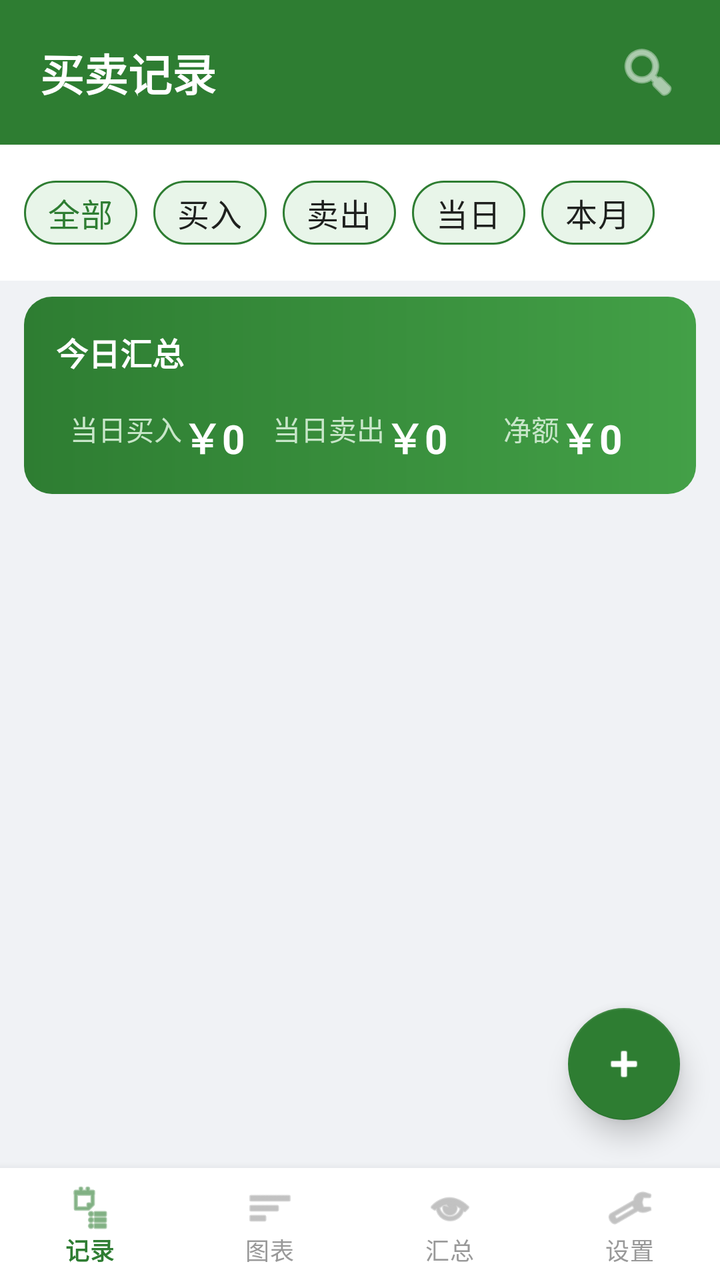
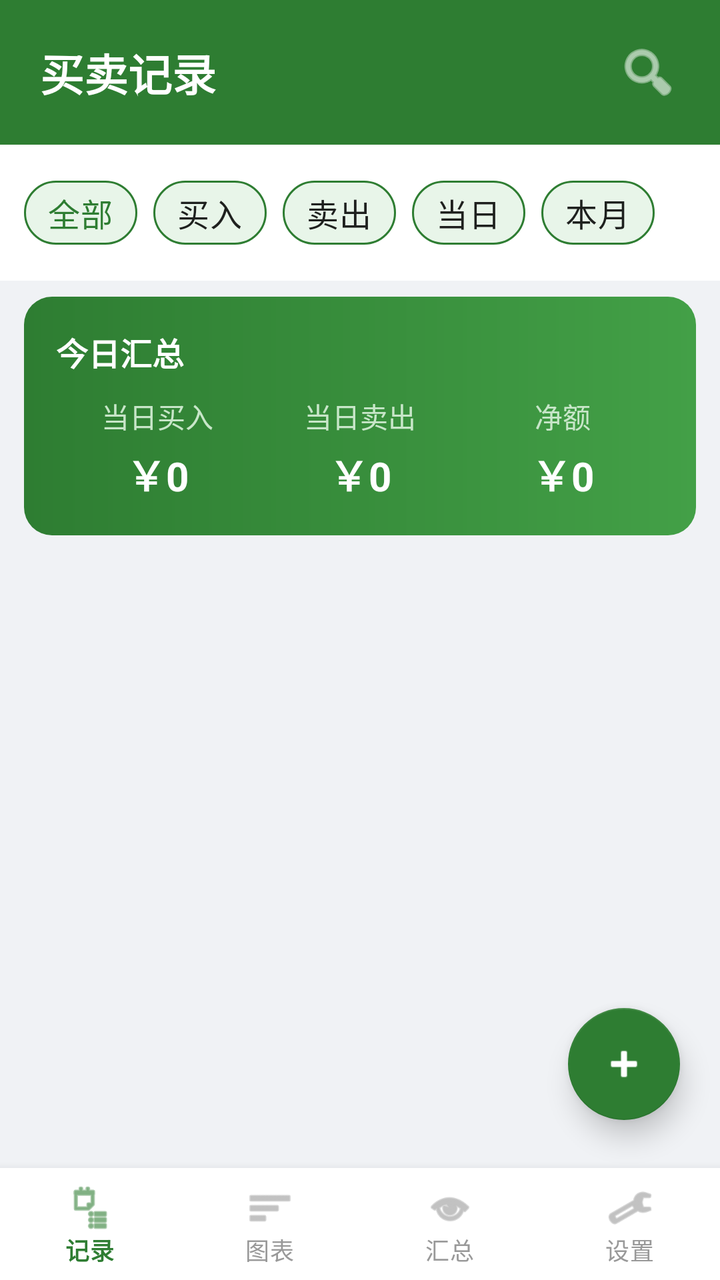

Two renders of the same Android screen: before a commit and after it. Below are the layout's source before the change and the commit's diff.
<!-- AndroidManifest.xml: application theme Theme.FarmTrade -->
<!-- res/layout/activity_record_list.xml -->
<?xml version="1.0" encoding="utf-8"?>
<androidx.coordinatorlayout.widget.CoordinatorLayout
    xmlns:android="http://schemas.android.com/apk/res/android"
    xmlns:app="http://schemas.android.com/apk/res-auto"
    xmlns:tools="http://schemas.android.com/tools"
    android:layout_width="match_parent"
    android:layout_height="match_parent"
    android:background="#f0f2f5">

    
    <LinearLayout
        android:layout_width="match_parent"
        android:layout_height="match_parent"
        android:orientation="vertical">

        
        <LinearLayout
            android:layout_width="match_parent"
            android:layout_height="wrap_content"
            android:orientation="horizontal"
            android:gravity="center_vertical"
            android:background="#2e7d32"
            android:paddingTop="20dp"
            android:paddingBottom="20dp"
            android:paddingStart="20dp"
            android:paddingEnd="20dp">

            <TextView
                android:layout_width="0dp"
                android:layout_height="wrap_content"
                android:layout_weight="1"
                android:text="买卖记录"
                android:textColor="#ffffff"
                android:textSize="22sp"
                android:textStyle="bold" />

            <ImageView
                android:id="@+id/ivSearch"
                android:layout_width="32dp"
                android:layout_height="32dp"
                android:src="@android:drawable/ic_menu_search"
                android:contentDescription="搜索"
                app:tint="#ffffff" />
        </LinearLayout>

        
        <HorizontalScrollView
            android:layout_width="match_parent"
            android:layout_height="wrap_content"
            android:scrollbars="none"
            android:background="#ffffff"
            android:paddingTop="10dp"
            android:paddingBottom="10dp">

            <com.google.android.material.chip.ChipGroup
                android:id="@+id/chipGroupFilter"
                android:layout_width="wrap_content"
                android:layout_height="wrap_content"
                app:singleSelection="true"
                app:selectionRequired="true"
                android:paddingStart="12dp"
                android:paddingEnd="12dp">

                <com.google.android.material.chip.Chip
                    android:id="@+id/chipAll"
                    style="@style/Widget.MaterialComponents.Chip.Choice"
                    android:layout_width="wrap_content"
                    android:layout_height="wrap_content"
                    android:text="全部"
                    android:textSize="16sp"
                    android:checked="true"
                    app:chipBackgroundColor="#e8f5e9"
                    app:chipStrokeColor="#2e7d32"
                    app:chipStrokeWidth="1dp"
                    app:chipCornerRadius="20dp" />

                <com.google.android.material.chip.Chip
                    android:id="@+id/chipBuy"
                    style="@style/Widget.MaterialComponents.Chip.Choice"
                    android:layout_width="wrap_content"
                    android:layout_height="wrap_content"
                    android:text="买入"
                    android:textSize="16sp"
                    app:chipBackgroundColor="#e8f5e9"
                    app:chipStrokeColor="#2e7d32"
                    app:chipStrokeWidth="1dp"
                    app:chipCornerRadius="20dp" />

                <com.google.android.material.chip.Chip
                    android:id="@+id/chipSell"
                    style="@style/Widget.MaterialComponents.Chip.Choice"
                    android:layout_width="wrap_content"
                    android:layout_height="wrap_content"
                    android:text="卖出"
                    android:textSize="16sp"
                    app:chipBackgroundColor="#e8f5e9"
                    app:chipStrokeColor="#2e7d32"
                    app:chipStrokeWidth="1dp"
                    app:chipCornerRadius="20dp" />

                <com.google.android.material.chip.Chip
                    android:id="@+id/chipToday"
                    style="@style/Widget.MaterialComponents.Chip.Choice"
                    android:layout_width="wrap_content"
                    android:layout_height="wrap_content"
                    android:text="当日"
                    android:textSize="16sp"
                    app:chipBackgroundColor="#e8f5e9"
                    app:chipStrokeColor="#2e7d32"
                    app:chipStrokeWidth="1dp"
                    app:chipCornerRadius="20dp" />

                <com.google.android.material.chip.Chip
                    android:id="@+id/chipMonth"
                    style="@style/Widget.MaterialComponents.Chip.Choice"
                    android:layout_width="wrap_content"
                    android:layout_height="wrap_content"
                    android:text="本月"
                    android:textSize="16sp"
                    app:chipBackgroundColor="#e8f5e9"
                    app:chipStrokeColor="#2e7d32"
                    app:chipStrokeWidth="1dp"
                    app:chipCornerRadius="20dp" />
            </com.google.android.material.chip.ChipGroup>
        </HorizontalScrollView>

        
        <LinearLayout
            android:layout_width="match_parent"
            android:layout_height="wrap_content"
            android:orientation="vertical"
            android:background="@drawable/bg_summary_gradient"
            android:layout_marginStart="12dp"
            android:layout_marginEnd="12dp"
            android:layout_marginTop="8dp"
            android:padding="16dp">

            <TextView
                android:layout_width="wrap_content"
                android:layout_height="wrap_content"
                android:text="今日汇总"
                android:textColor="#ffffff"
                android:textSize="16sp"
                android:textStyle="bold"
                android:layout_marginBottom="10dp" />

            <LinearLayout
                android:layout_width="match_parent"
                android:layout_height="wrap_content"
                android:orientation="horizontal"
                android:weightSum="3">

                <LinearLayout
                    android:layout_width="0dp"
                    android:layout_height="wrap_content"
                    android:layout_weight="1"
                    android:orientation="column"
                    android:gravity="center">

                    <TextView
                        android:layout_width="wrap_content"
                        android:layout_height="wrap_content"
                        android:text="当日买入"
                        android:textColor="#c8e6c9"
                        android:textSize="14sp" />

                    <TextView
                        android:id="@+id/tvTodayBuy"
                        android:layout_width="wrap_content"
                        android:layout_height="wrap_content"
                        android:text="￥0"
                        android:textColor="#ffffff"
                        android:textSize="20sp"
                        android:textStyle="bold"
                        android:layout_marginTop="4dp" />
                </LinearLayout>

                <LinearLayout
                    android:layout_width="0dp"
                    android:layout_height="wrap_content"
                    android:layout_weight="1"
                    android:orientation="column"
                    android:gravity="center">

                    <TextView
                        android:layout_width="wrap_content"
                        android:layout_height="wrap_content"
                        android:text="当日卖出"
                        android:textColor="#c8e6c9"
                        android:textSize="14sp" />

                    <TextView
                        android:id="@+id/tvTodaySell"
                        android:layout_width="wrap_content"
                        android:layout_height="wrap_content"
                        android:text="￥0"
                        android:textColor="#ffffff"
                        android:textSize="20sp"
                        android:textStyle="bold"
                        android:layout_marginTop="4dp" />
                </LinearLayout>

                <LinearLayout
                    android:layout_width="0dp"
                    android:layout_height="wrap_content"
                    android:layout_weight="1"
                    android:orientation="column"
                    android:gravity="center">

                    <TextView
                        android:layout_width="wrap_content"
                        android:layout_height="wrap_content"
                        android:text="净额"
                        android:textColor="#c8e6c9"
                        android:textSize="14sp" />

                    <TextView
                        android:id="@+id/tvTodayNet"
                        android:layout_width="wrap_content"
                        android:layout_height="wrap_content"
                        android:text="￥0"
                        android:textColor="#ffffff"
                        android:textSize="20sp"
                        android:textStyle="bold"
                        android:layout_marginTop="4dp" />
                </LinearLayout>
            </LinearLayout>
        </LinearLayout>

        
        <androidx.recyclerview.widget.RecyclerView
            android:id="@+id/rvRecordList"
            android:layout_width="match_parent"
            android:layout_height="0dp"
            android:layout_weight="1"
            android:clipToPadding="false"
            android:paddingTop="8dp"
            android:paddingBottom="90dp"
            android:scrollbars="vertical"
            tools:listitem="@layout/item_record" />

        
        <include
            android:id="@+id/bottomNav"
            layout="@layout/bottom_nav" />
    </LinearLayout>

    
    <com.google.android.material.floatingactionbutton.FloatingActionButton
        android:id="@+id/fabAdd"
        android:layout_width="wrap_content"
        android:layout_height="wrap_content"
        android:layout_gravity="bottom|end"
        android:layout_marginEnd="20dp"
        android:layout_marginBottom="80dp"
        android:src="@android:drawable/ic_input_add"
        android:contentDescription="添加记录"
        app:backgroundTint="#2e7d32"
        app:tint="#ffffff"
        app:elevation="8dp"
        app:fabSize="normal" />

</androidx.coordinatorlayout.widget.CoordinatorLayout>
<!-- res/layout/item_record.xml (included above) -->
<?xml version="1.0" encoding="utf-8"?>
<com.google.android.material.card.MaterialCardView
    xmlns:android="http://schemas.android.com/apk/res/android"
    xmlns:app="http://schemas.android.com/apk/res-auto"
    android:layout_width="match_parent"
    android:layout_height="wrap_content"
    app:cardCornerRadius="12dp"
    app:cardElevation="2dp"
    app:cardUseCompatPadding="true"
    app:strokeColor="#e8e8e8"
    app:strokeWidth="1dp"
    android:layout_marginStart="12dp"
    android:layout_marginEnd="12dp"
    android:layout_marginTop="6dp"
    android:layout_marginBottom="6dp">

    <LinearLayout
        android:layout_width="match_parent"
        android:layout_height="wrap_content"
        android:orientation="vertical"
        android:padding="16dp">

        
        <LinearLayout
            android:layout_width="match_parent"
            android:layout_height="wrap_content"
            android:orientation="horizontal"
            android:gravity="center_vertical">

            <TextView
                android:id="@+id/tvTag"
                android:layout_width="wrap_content"
                android:layout_height="wrap_content"
                android:text="买入"
                android:textColor="#ffffff"
                android:textSize="14sp"
                android:textStyle="bold"
                android:background="#2e7d32"
                android:paddingStart="12dp"
                android:paddingEnd="12dp"
                android:paddingTop="4dp"
                android:paddingBottom="4dp" />

            <TextView
                android:id="@+id/tvDateTime"
                android:layout_width="0dp"
                android:layout_height="wrap_content"
                android:layout_weight="1"
                android:text="2026-09-01 10:30"
                android:textColor="#888888"
                android:textSize="14sp"
                android:layout_marginStart="10dp" />

            <TextView
                android:id="@+id/tvSourceBadge"
                android:layout_width="wrap_content"
                android:layout_height="wrap_content"
                android:text="📷拍照"
                android:textColor="#1565c0"
                android:textSize="13sp"
                android:background="#e3f2fd"
                android:paddingStart="8dp"
                android:paddingEnd="8dp"
                android:paddingTop="3dp"
                android:paddingBottom="3dp"
                android:visibility="gone" />
        </LinearLayout>

        
        <TextView
            android:id="@+id/tvTypeName"
            android:layout_width="wrap_content"
            android:layout_height="wrap_content"
            android:text="大白菜"
            android:textColor="#333333"
            android:textSize="20sp"
            android:textStyle="bold"
            android:layout_marginTop="10dp" />

        
        <LinearLayout
            android:id="@+id/layoutWeight"
            android:layout_width="match_parent"
            android:layout_height="wrap_content"
            android:orientation="horizontal"
            android:layout_marginTop="8dp">

            <TextView
                android:id="@+id/tvGrossWeight"
                android:layout_width="wrap_content"
                android:layout_height="wrap_content"
                android:text="毛重: 500"
                android:textColor="#555555"
                android:textSize="16sp" />

            <TextView
                android:layout_width="wrap_content"
                android:layout_height="wrap_content"
                android:text=" | "
                android:textColor="#bbbbbb"
                android:textSize="16sp" />

            <TextView
                android:id="@+id/tvTareWeight"
                android:layout_width="wrap_content"
                android:layout_height="wrap_content"
                android:text="车重: 50"
                android:textColor="#555555"
                android:textSize="16sp" />

            <TextView
                android:layout_width="wrap_content"
                android:layout_height="wrap_content"
                android:text=" | "
                android:textColor="#bbbbbb"
                android:textSize="16sp" />

            <TextView
                android:id="@+id/tvNetWeight"
                android:layout_width="wrap_content"
                android:layout_height="wrap_content"
                android:text="净重: 450"
                android:textColor="#2e7d32"
                android:textSize="16sp"
                android:textStyle="bold" />
        </LinearLayout>

        
        <LinearLayout
            android:id="@+id/layoutQuantity"
            android:layout_width="match_parent"
            android:layout_height="wrap_content"
            android:orientation="horizontal"
            android:layout_marginTop="8dp"
            android:visibility="gone">

            <TextView
                android:layout_width="wrap_content"
                android:layout_height="wrap_content"
                android:text="数量: "
                android:textColor="#555555"
                android:textSize="16sp" />

            <TextView
                android:id="@+id/tvQuantity"
                android:layout_width="wrap_content"
                android:layout_height="wrap_content"
                android:text="100"
                android:textColor="#2e7d32"
                android:textSize="16sp"
                android:textStyle="bold" />

            <TextView
                android:id="@+id/tvUnitName"
                android:layout_width="wrap_content"
                android:layout_height="wrap_content"
                android:text=" 袋"
                android:textColor="#555555"
                android:textSize="16sp" />
        </LinearLayout>

        
        <LinearLayout
            android:layout_width="match_parent"
            android:layout_height="wrap_content"
            android:orientation="horizontal"
            android:gravity="center_vertical"
            android:layout_marginTop="8dp">

            <TextView
                android:id="@+id/tvUnitPrice"
                android:layout_width="wrap_content"
                android:layout_height="wrap_content"
                android:text="单价: ￥1.20/斤"
                android:textColor="#888888"
                android:textSize="15sp" />

            <View
                android:layout_width="0dp"
                android:layout_height="0dp"
                android:layout_weight="1" />

            
            <TextView
                android:id="@+id/tvTotalAmount"
                android:layout_width="wrap_content"
                android:layout_height="wrap_content"
                android:text="￥540.00"
                android:textColor="#2e7d32"
                android:textSize="22sp"
                android:textStyle="bold" />
        </LinearLayout>

    </LinearLayout>
</com.google.android.material.card.MaterialCardView>
<!-- res/layout/bottom_nav.xml (included above) -->
<?xml version="1.0" encoding="utf-8"?>
<com.google.android.material.bottomnavigation.BottomNavigationView
    xmlns:android="http://schemas.android.com/apk/res/android"
    xmlns:app="http://schemas.android.com/apk/res-auto"
    android:id="@+id/bottomNavigationView"
    android:layout_width="match_parent"
    android:layout_height="wrap_content"
    android:background="#ffffff"
    app:labelVisibilityMode="labeled"
    app:itemTextColor="@color/bottom_nav_color"
    app:itemIconTint="@color/bottom_nav_color"
    app:itemTextSizeActive="14sp"
    app:elevation="8dp"
    app:menu="@menu/bottom_nav_menu" />
<!-- resources referenced by this layout -->
<resources>
  <!-- drawable bg_summary_gradient (drawable) -->
  <?xml version="1.0" encoding="utf-8"?>
  <shape xmlns:android="http://schemas.android.com/apk/res/android"
      android:shape="rectangle">
      <gradient
          android:startColor="#2e7d32"
          android:centerColor="#388e3c"
          android:endColor="#43a047"
          android:angle="0" />
      <corners android:radius="14dp" />
  </shape>
  <style name="Theme.FarmTrade" parent="Theme.MaterialComponents.Light.NoActionBar">
          <item name="colorPrimary">@color/green_primary</item>
          <item name="colorPrimaryVariant">@color/green_dark</item>
          <item name="colorOnPrimary">@color/white</item>
          <item name="colorSecondary">@color/orange_primary</item>
          <item name="colorOnSecondary">@color/white</item>
          <item name="android:statusBarColor">@color/green_primary</item>
          <item name="android:windowLightStatusBar">false</item>
      </style>
  <color name="green_primary">#2e7d32</color>
  <color name="green_dark">#1b5e20</color>
  <color name="white">#ffffff</color>
  <color name="orange_primary">#e65100</color>
</resources>

<!-- the commit's change to res/layout/activity_record_list.xml (unified diff, before → after) -->
@@ -154,7 +154,7 @@
                     android:layout_width="0dp"
                     android:layout_height="wrap_content"
                     android:layout_weight="1"
-                    android:orientation="column"
+                    android:orientation="vertical"
                     android:gravity="center">
 
                     <TextView
@@ -179,7 +179,7 @@
                     android:layout_width="0dp"
                     android:layout_height="wrap_content"
                     android:layout_weight="1"
-                    android:orientation="column"
+                    android:orientation="vertical"
                     android:gravity="center">
 
                     <TextView
@@ -204,7 +204,7 @@
                     android:layout_width="0dp"
                     android:layout_height="wrap_content"
                     android:layout_weight="1"
-                    android:orientation="column"
+                    android:orientation="vertical"
                     android:gravity="center">
 
                     <TextView
@@ -469,6 +469,5 @@
     app:labelVisibilityMode="labeled"
     app:itemTextColor="@color/bottom_nav_color"
     app:itemIconTint="@color/bottom_nav_color"
-    app:itemTextSizeActive="14sp"
     app:elevation="8dp"
     app:menu="@menu/bottom_nav_menu" />
